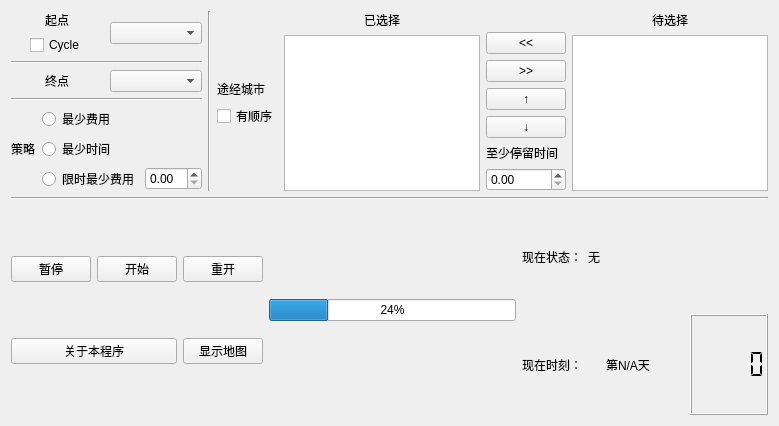
Above: widget.ui from Shantom/Travel before the change. Below: the same form after it.
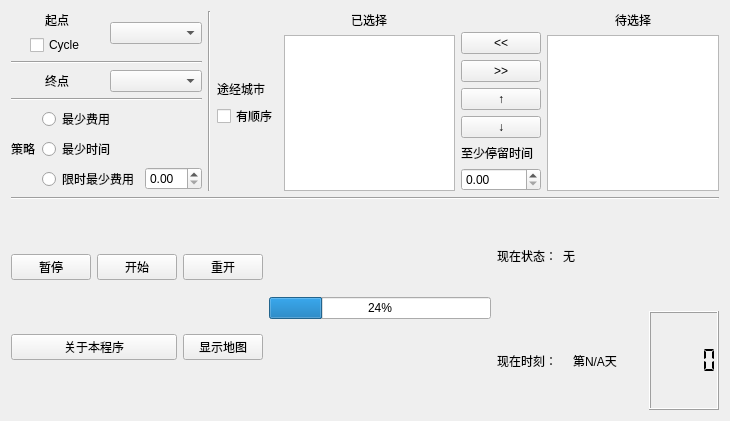
That is the form after the change.

```diff
--- a/widget.ui
+++ b/widget.ui
@@ -6,8 +6,8 @@
    <rect>
     <x>0</x>
     <y>0</y>
-    <width>779</width>
-    <height>426</height>
+    <width>730</width>
+    <height>421</height>
    </rect>
   </property>
   <property name="sizePolicy">
```
